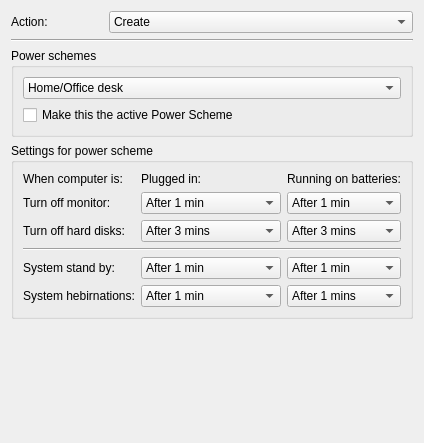
august-alt/policy-preferences-editor-prototype, file src/apps/mvvm-folders/power_options/powerschemewidget.ui: the form before one commit.
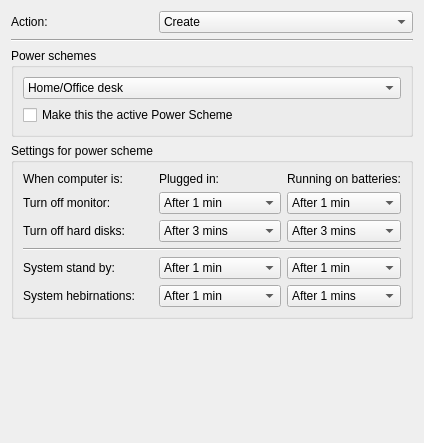
The form after the commit.

```diff
--- a/src/apps/mvvm-folders/power_options/powerschemewidget.ui
+++ b/src/apps/mvvm-folders/power_options/powerschemewidget.ui
@@ -36,6 +36,18 @@
       </item>
       <item row="1" column="0">
        <widget class="QLabel" name="monitorLabel">
+        <property name="sizePolicy">
+         <sizepolicy hsizetype="Fixed" vsizetype="Preferred">
+          <horstretch>0</horstretch>
+          <verstretch>0</verstretch>
+         </sizepolicy>
+        </property>
+        <property name="minimumSize">
+         <size>
+          <width>130</width>
+          <height>0</height>
+         </size>
+        </property>
         <property name="text">
          <string>Turn off monitor:</string>
         </property>
@@ -204,6 +216,18 @@
       </item>
       <item row="2" column="0">
        <widget class="QLabel" name="hardDiskLabel">
+        <property name="sizePolicy">
+         <sizepolicy hsizetype="Fixed" vsizetype="Preferred">
+          <horstretch>0</horstretch>
+          <verstretch>0</verstretch>
+         </sizepolicy>
+        </property>
+        <property name="minimumSize">
+         <size>
+          <width>130</width>
+          <height>0</height>
+         </size>
+        </property>
         <property name="text">
          <string>Turn off hard disks:</string>
         </property>
@@ -369,6 +393,18 @@
       </item>
       <item row="4" column="0">
        <widget class="QLabel" name="standbyLabel">
+        <property name="sizePolicy">
+         <sizepolicy hsizetype="Fixed" vsizetype="Preferred">
+          <horstretch>0</horstretch>
+          <verstretch>0</verstretch>
+         </sizepolicy>
+        </property>
+        <property name="minimumSize">
+         <size>
+          <width>130</width>
+          <height>0</height>
+         </size>
+        </property>
         <property name="text">
          <string>System stand by:</string>
         </property>
@@ -537,6 +573,18 @@
       </item>
       <item row="5" column="0">
        <widget class="QLabel" name="hibernateLabel">
+        <property name="sizePolicy">
+         <sizepolicy hsizetype="Fixed" vsizetype="Preferred">
+          <horstretch>0</horstretch>
+          <verstretch>0</verstretch>
+         </sizepolicy>
+        </property>
+        <property name="minimumSize">
+         <size>
+          <width>130</width>
+          <height>0</height>
+         </size>
+        </property>
         <property name="text">
          <string>System hebirnations:</string>
         </property>
@@ -810,7 +858,7 @@
        </property>
        <property name="minimumSize">
         <size>
-         <width>92</width>
+         <width>142</width>
          <height>0</height>
         </size>
        </property>
```
